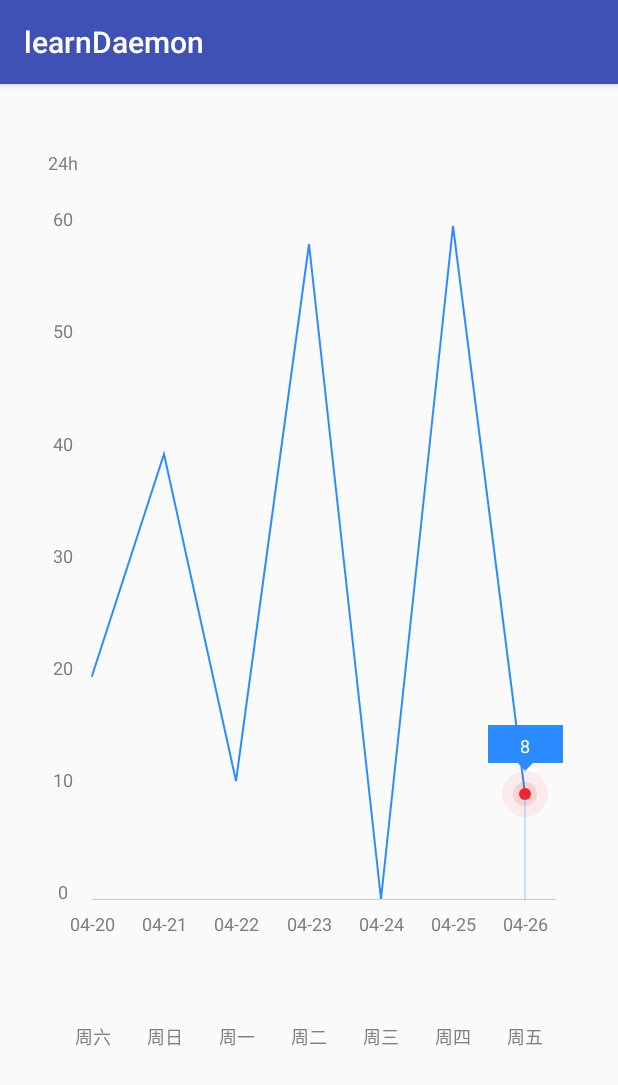
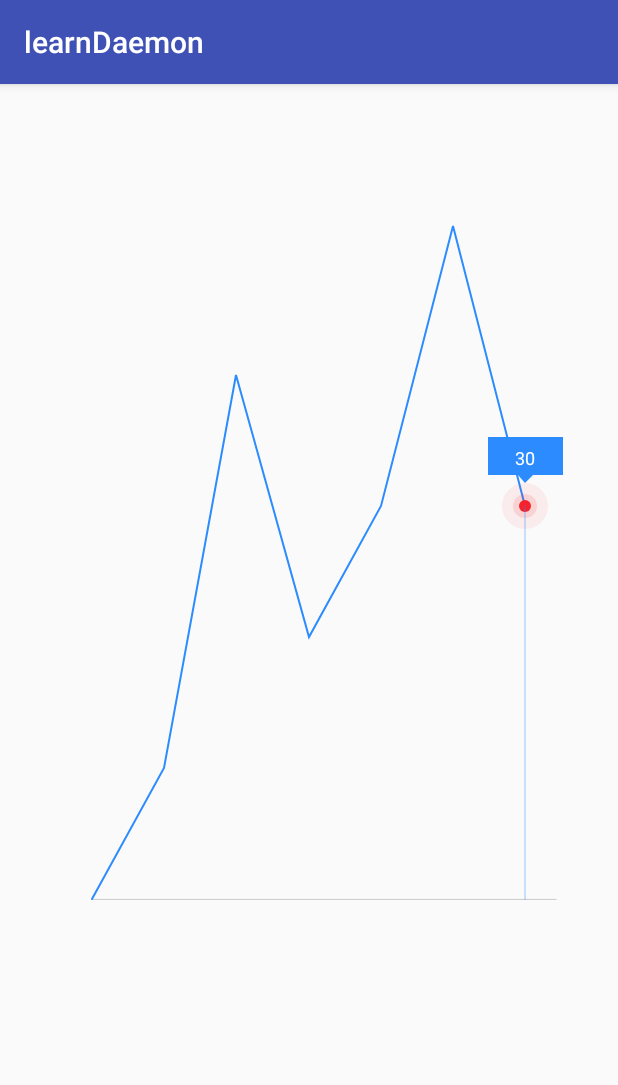
Before and after one commit to 15968105952/AndroidStudy, an Android app: the AxisRecordActivity screen opened directly, with no data from a screen before it, on a phone screen of 412 x 824 dp. Shown: the top 1085 px of the screen. Run offline under Robolectric (Android 15) with nearby library versions, the phone set to English and light mode, and no system bars; 7 statements that could not run were skipped.

Commit message:
睿达测评报告曲线图描绘

```diff
--- /dev/null
+++ b/app/src/main/java/com/lahm/learndaemon/view/ScoreTrendNew.java
@@ -0,0 +1,489 @@
+package com.lahm.learndaemon.view;
+
+import android.content.Context;
+import android.content.res.TypedArray;
+import android.graphics.Canvas;
+import android.graphics.Color;
+import android.graphics.Paint;
+import android.graphics.Path;
+import android.graphics.Point;
+import android.util.AttributeSet;
+import android.util.Log;
+import android.view.MotionEvent;
+import android.view.View;
+
+import com.lahm.learndaemon.R;
+
+import java.util.ArrayList;
+import java.util.List;
+
+/**
+ * Author: Lusheast
+ * E-mail：lusheast@163.cn
+ * Date: on 2019-05-29 14:27
+ * Desc:
+ */
+public class ScoreTrendNew extends View {
+
+    private float viewWith;
+    private float viewHeight;
+
+    private float brokenLineWith = 0.5f;
+
+    private int brokenLineColor = 0xff02bbb7;
+    private int straightLineColor = 0xffe2e2e2;//0xffeaeaea
+    private int textNormalColor = 0xff7e7e7e;
+
+    private int maxScore = 60;
+    private int minScore = 0;
+
+    private int monthCount = 7;
+    private int selectMonth = 7;//选中的月份
+
+    private List<String> mYTextList = new ArrayList<>();
+    private List<String> mXTextList = new ArrayList<>();
+    private List<String> mXWeekTextList = new ArrayList<>();
+    private int[] score = new int[]{0, 10, 40, 20, 30, 60, 30};
+    private int[] mRealscore = new int[]{0, 10, 40, 20, 30, 60, 30};
+
+
+    private List<Point> scorePoints;
+
+    private int textSize = dipToPx(15);
+
+    //折线画笔
+    private Paint brokenPaint;
+    //直线的画笔
+    private Paint straightPaint;
+    //绘制文字的画笔
+    private Paint textPaint;
+
+    private Path brokenPath;
+
+
+    private Context mContext;
+    private float height;
+
+    public ScoreTrendNew(Context context) {
+        super(context);
+        initConfig(context, null);
+        init();
+    }
+
+    public ScoreTrendNew(Context context, AttributeSet attrs) {
+        super(context, attrs);
+        initConfig(context, attrs);
+        init();
+    }
+
+    public ScoreTrendNew(Context context, AttributeSet attrs, int defStyleAttr) {
+        super(context, attrs, defStyleAttr);
+        initConfig(context, attrs);
+        init();
+
+    }
+
+    /**
+     * 初始化布局配置
+     *
+     * @param context
+     * @param attrs
+     */
+    private void initConfig(Context context, AttributeSet attrs) {
+        TypedArray a = context.obtainStyledAttributes(attrs, R.styleable.ScoreTrend);
+        this.mContext = context;
+        maxScore = a.getInt(R.styleable.ScoreTrend_max_score, 60);
+        minScore = a.getInt(R.styleable.ScoreTrend_min_score, 0);
+        brokenLineColor = a.getColor(R.styleable.ScoreTrend_broken_line_color, brokenLineColor);
+
+        a.recycle();
+
+    }
+
+    private void init() {
+        brokenPath = new Path();
+
+        brokenPaint = new Paint();
+        brokenPaint.setAntiAlias(true);
+        brokenPaint.setStyle(Paint.Style.STROKE);
+        brokenPaint.setStrokeWidth(dipToPx(brokenLineWith));
+        brokenPaint.setStrokeCap(Paint.Cap.ROUND);
+
+        straightPaint = new Paint();
+        straightPaint.setAntiAlias(true);
+        straightPaint.setStyle(Paint.Style.STROKE);
+        straightPaint.setStrokeWidth(brokenLineWith);
+        straightPaint.setColor((straightLineColor));
+        straightPaint.setStrokeCap(Paint.Cap.ROUND);
+
+
+        textPaint = new Paint();
+        textPaint.setAntiAlias(true);
+        textPaint.setTextAlign(Paint.Align.CENTER);
+        textPaint.setStyle(Paint.Style.FILL);
+        textPaint.setColor((textNormalColor));
+        textPaint.setTextSize(dipToPx(15));
+
+
+    }
+
+    private void initData() {
+        scorePoints = new ArrayList<>();
+        float maxScoreYCoordinate = viewHeight * 0.02f;
+        float minScoreYCoordinate = height;
+
+        Log.v("test", "initData:maxScoreYCoordinate " + maxScoreYCoordinate);
+
+        float newWith = viewWith - (viewWith * 0.15f) * 2;//分隔线距离最左边和最右边的距离是0.15倍的viewWith
+        int coordinateX;
+
+        for (int i = 0; i < score.length; i++) {
+            Log.v("ScoreTrend", "initData: " + score[i]);
+            Point point = new Point();
+            coordinateX = (int) (newWith * ((float) (i) / (monthCount - 1)) + (viewWith * 0.15f));
+            point.x = coordinateX;
+            if (score[i] > maxScore) {
+                score[i] = maxScore;
+            } else if (score[i] < minScore) {
+                score[i] = minScore;
+            }
+//            point.y = (int) (((float) (maxScore - score[i]) / (maxScore - minScore)) * (minScoreYCoordinate - maxScoreYCoordinate) + maxScoreYCoordinate);
+
+            if (score[i] >= maxScore) {
+                //学习时间等于最大值
+                point.y = (int) (height/7);
+            } else {
+                //正常，按比例
+                point.y = (int) (((float) (maxScore - score[i]) / (maxScore - minScore)) * height);
+            }
+            scorePoints.add(point);
+           Log.i("scorePoint","point.x"+point.x+","+"point.y"+point.y);
+        }
+    }
+
+    @Override
+    protected void onSizeChanged(int w, int h, int oldw, int oldh) {
+        super.onSizeChanged(w, h, oldw, oldh);
+        viewWith = w;
+        viewHeight = h;
+        height = viewHeight * 0.7f;
+        initData();
+    }
+
+    @Override
+    protected void onDraw(Canvas canvas) {
+        super.onDraw(canvas);
+
+        //绘制X轴
+        drawXLine(canvas);
+        //绘制文字
+        drawText(canvas);
+        //绘制折线
+        drawBrokenLine(canvas);
+        //绘制折线穿过的点
+        drawPoint(canvas);
+
+
+    }
+
+    //绘制X轴
+    private void drawXLine(Canvas canvas) {
+        // 实例化路径
+        Path mPath = new Path();
+        mPath.reset();
+        // 定义路径的起点
+        straightPaint.setColor(mContext.getResources().getColor(R.color.color_text_999));
+        mPath.moveTo(viewWith * 0.15f, height);
+        mPath.lineTo(viewWith * 0.9f, height);
+        canvas.drawPath(mPath, straightPaint);
+    }
+
+    //绘制文本
+    private void drawText(Canvas canvas) {
+        //文本字体大小
+        textPaint.setTextSize(dipToPx(12));
+        //文本字体颜色
+        textPaint.setColor(textNormalColor);
+        //Y轴文字
+        for (int i = 0; i < mYTextList.size(); i++) {
+            if (i == 7) {
+                canvas.drawText(
+                        mYTextList.get(i),
+                        viewWith * 0.15f - dipToPx(20),
+                        viewHeight * 0.05f,
+                        textPaint);
+            } else {
+                canvas.drawText(
+                        mYTextList.get(i),
+                        viewWith * 0.15f - dipToPx(20),
+                        (height / 7) * (7 - i),
+                        textPaint);
+            }
+//            if (i == 0) {
+//                canvas.drawText(
+//                        mYTextList.get(i),
+//                        viewWith * 0.15f - dipToPx(20),
+//                        height,
+//                        textPaint);
+//            } else if (i != 0 && i != 7) {
+//                canvas.drawText(
+//                        mYTextList.get(i),
+//                        viewWith * 0.15f - dipToPx(20),
+//                        height - (height) /7 * i+ dipToPx(8),
+//                        textPaint);
+//            }
+//
+//            if (i == 7) {
+//                canvas.drawText(
+//                        mYTextList.get(7),
+//                        viewWith * 0.15f - dipToPx(20),
+//                        viewHeight * 0.05f,
+//                        textPaint);
+//            }
+        }
+
+        textPaint.setColor(0xff7c7c7c);
+
+        float newWith = viewWith - (viewWith * 0.15f) * 2;//分隔线距离最左边和最右边的距离是0.15倍的viewWith
+        float coordinateX;//分隔线X坐标
+        textPaint.setTextSize(dipToPx(12));
+        textPaint.setStyle(Paint.Style.FILL);
+        textPaint.setColor(textNormalColor);
+        textSize = (int) textPaint.getTextSize();
+        //X轴文字
+        for (int i = 0; i < mXTextList.size(); i++) {
+            coordinateX = newWith * ((float) (i) / (monthCount - 1)) + (viewWith * 0.15f);
+            //绘制日期
+            canvas.drawText(mXTextList.get(i), coordinateX, height + dipToPx(4) + textSize + dipToPx(5), textPaint);
+            canvas.drawText(mXWeekTextList.get(i), coordinateX, viewHeight * 0.8f + dipToPx(4) + textSize + dipToPx(5), textPaint);
+            textPaint.setColor(textNormalColor);
+
+        }
+
+    }
+
+
+    @Override
+    public boolean onTouchEvent(MotionEvent event) {
+        this.getParent().requestDisallowInterceptTouchEvent(true);//一旦底层View收到touch的action后调用这个方法那么父层View就不会再调用onInterceptTouchEvent了，也无法截获以后的action
+
+        switch (event.getAction()) {
+            case MotionEvent.ACTION_DOWN:
+                break;
+            case MotionEvent.ACTION_MOVE:
+                break;
+            case MotionEvent.ACTION_UP:
+                onActionUpEvent(event);
+                this.getParent().requestDisallowInterceptTouchEvent(false);
+                break;
+            case MotionEvent.ACTION_CANCEL:
+                this.getParent().requestDisallowInterceptTouchEvent(false);
+                break;
+        }
+        return true;
+    }
+
+    private void onActionUpEvent(MotionEvent event) {
+        boolean isValidTouch = validateTouch(event.getX(), event.getY());
+        //坐标点击统计
+        if (isValidTouch) {
+            invalidate();
+        }
+    }
+
+    //是否是有效的触摸范围
+    private boolean validateTouch(float x, float y) {
+
+        //曲线触摸区域
+        for (int i = 0; i < scorePoints.size(); i++) {
+            // dipToPx(8)乘以2为了适当增大触摸面积
+            if (x > (scorePoints.get(i).x - dipToPx(8) * 2) && x < (scorePoints.get(i).x + dipToPx(8) * 2)) {
+                if (y > (scorePoints.get(i).y - dipToPx(8) * 2) && y < (scorePoints.get(i).y + dipToPx(8) * 2)) {
+                    selectMonth = i + 1;
+                    return true;
+                }
+            }
+        }
+
+        //月份触摸区域
+        //计算每个月份X坐标的中心点
+        float monthTouchY = height - dipToPx(3);//减去dipToPx(3)增大触摸面积
+
+        float newWith = viewWith - (viewWith * 0.15f) * 2;//分隔线距离最左边和最右边的距离是0.15倍的viewWith
+        float validTouchX[] = new float[mXTextList.size()];
+        for (int i = 0; i < mXTextList.size(); i++) {
+            validTouchX[i] = newWith * ((float) (i) / (monthCount - 1)) + (viewWith * 0.15f);
+        }
+
+        if (y > monthTouchY) {
+            for (int i = 0; i < validTouchX.length; i++) {
+                Log.v("ScoreTrend", "validateTouch: validTouchX:" + validTouchX[i]);
+                if (x < validTouchX[i] + dipToPx(8) && x > validTouchX[i] - dipToPx(8)) {
+                    Log.v("ScoreTrend", "validateTouch: " + (i + 1));
+                    selectMonth = i + 1;
+                    return true;
+                }
+            }
+        }
+
+        return false;
+    }
+
+
+    //绘制折线穿过的点
+    protected void drawPoint(Canvas canvas) {
+        if (scorePoints == null) {
+            return;
+        }
+        brokenPaint.setStrokeWidth(dipToPx(1));
+        for (int i = 0; i < scorePoints.size(); i++) {
+            brokenPaint.setColor(brokenLineColor);
+            brokenPaint.setStyle(Paint.Style.STROKE);
+
+            brokenPaint.setColor(Color.WHITE);
+            brokenPaint.setStyle(Paint.Style.FILL);
+            if (i == selectMonth - 1) {
+                brokenPaint.setColor(mContext.getResources().getColor(R.color.color_red10));
+                canvas.drawCircle(scorePoints.get(i).x, scorePoints.get(i).y, dipToPx(15f), brokenPaint);
+                brokenPaint.setColor(mContext.getResources().getColor(R.color.color_red20));
+                canvas.drawCircle(scorePoints.get(i).x, scorePoints.get(i).y, dipToPx(8f), brokenPaint);
+                brokenPaint.setColor(mContext.getResources().getColor(R.color.color_red));
+                canvas.drawCircle(scorePoints.get(i).x, scorePoints.get(i).y, dipToPx(4), brokenPaint);
+
+                //绘制浮动文本背景框
+                drawFloatTextBackground(canvas, scorePoints.get(i).x, scorePoints.get(i).y - dipToPx(15f), i);
+
+                textPaint.setColor(0xffffffff);
+                //绘制浮动文字
+                String contentText = String.valueOf(mRealscore[i]);
+                canvas.drawText(contentText, scorePoints.get(i).x, scorePoints.get(i).y - dipToPx(15f) - textSize, textPaint);
+
+                brokenPath.reset();
+                brokenPaint.setColor(mContext.getResources().getColor(R.color.app_color));
+                brokenPaint.setStyle(Paint.Style.STROKE);
+
+                Path mPath = new Path();
+                mPath.reset();
+                // 定义路径的起点
+                straightPaint.setColor(mContext.getResources().getColor(R.color.app_color));
+                mPath.moveTo(scorePoints.get(i).x, scorePoints.get(i).y);
+                mPath.lineTo(scorePoints.get(i).x, height);
+                canvas.drawPath(mPath, straightPaint);
+            }
+//            brokenPaint.setColor(0xffffffff);
+//            canvas.drawCircle(scorePoints.get(i).x, scorePoints.get(i).y, dipToPx(1.5f), brokenPaint);
+//            brokenPaint.setStyle(Paint.Style.STROKE);
+//            brokenPaint.setColor(brokenLineColor);
+//            canvas.drawCircle(scorePoints.get(i).x, scorePoints.get(i).y, dipToPx(2.5f), brokenPaint);
+        }
+    }
+
+
+    //绘制折线
+    private void drawBrokenLine(Canvas canvas) {
+        brokenPath.reset();
+        brokenPaint.setColor(mContext.getResources().getColor(R.color.app_color));
+        brokenPaint.setStyle(Paint.Style.STROKE);
+        if (score.length == 0) {
+            return;
+        }
+        Log.v("ScoreTrend", "drawBrokenLine: " + scorePoints.get(0));
+        brokenPath.moveTo(scorePoints.get(0).x, scorePoints.get(0).y);
+        for (int i = 0; i < scorePoints.size(); i++) {
+            brokenPath.lineTo(scorePoints.get(i).x, scorePoints.get(i).y);
+            Log.i("scorePoint", scorePoints.get(i).x + "," + scorePoints.get(i).y);
+        }
+        canvas.drawPath(brokenPath, brokenPaint);
+
+    }
+
+    //绘制显示浮动文字的背景
+    private void drawFloatTextBackground(Canvas canvas, int x, int y, int i) {
+        brokenPath.reset();
+        brokenPaint.setColor(mContext.getResources().getColor(R.color.app_color));
+        brokenPaint.setStyle(Paint.Style.FILL);
+        //P1
+        Point point = new Point(x, y);
+        brokenPath.moveTo(point.x, point.y);
+
+        //P2
+        point.x = point.x + dipToPx(5);
+        point.y = point.y - dipToPx(5);
+        brokenPath.lineTo(point.x, point.y);
+
+        //P3
+        point.x = point.x + dipToPx(20);
+        brokenPath.lineTo(point.x, point.y);
+
+        //P4
+        point.y = point.y - dipToPx(25);
+        brokenPath.lineTo(point.x, point.y);
+
+        //P5
+        point.x = point.x - dipToPx(50);
+        brokenPath.lineTo(point.x, point.y);
+
+        //P6
+        point.y = point.y + dipToPx(25);
+        brokenPath.lineTo(point.x, point.y);
+
+        //P7
+        point.x = point.x + dipToPx(20);
+        brokenPath.lineTo(point.x, point.y);
+
+        //最后一个点连接到第一个点
+        brokenPath.lineTo(x, y);
+
+        canvas.drawPath(brokenPath, brokenPaint);
+    }
+
+
+    public int[] getScore() {
+        return score;
+    }
+
+    public void setScore(int[] score) {
+        this.score = score;
+        initData();
+    }
+
+    public void setRealScore(int[] score) {
+        this.mRealscore = score;
+        initData();
+    }
+
+    public void setYScore(List<String> yList) {
+        this.mYTextList = yList;
+        initData();
+    }
+
+    public void setXScore(List<String> xList) {
+        this.mXTextList = xList;
+        initData();
+    }
+
+    public void setXWeekScore(List<String> xWeekList) {
+        this.mXWeekTextList = xWeekList;
+        initData();
+    }
+
+
+    public void setMaxScore(int maxScore) {
+        this.maxScore = maxScore;
+    }
+
+    public void setMinScore(int minScore) {
+        this.minScore = minScore;
+    }
+
+    /**
+     * dip 转换成px
+     *
+     * @param dip
+     * @return
+     */
+    private int dipToPx(float dip) {
+        float density = getContext().getResources().getDisplayMetrics().density;
+        return (int) (dip * density + 0.5f * (dip >= 0 ? 1 : -1));
+    }
+}
--- a/app/src/main/res/layout/activity_axis_record.xml
+++ b/app/src/main/res/layout/activity_axis_record.xml
@@ -1,14 +1,14 @@
 <?xml version="1.0" encoding="utf-8"?>
 <LinearLayout xmlns:android="http://schemas.android.com/apk/res/android"
-    android:orientation="vertical"
+    android:layout_width="match_parent"
+    android:layout_height="match_parent"
     android:gravity="center"
-    android:layout_width="match_parent"
-    android:layout_height="match_parent">
+    android:orientation="vertical">
 
-   <com.lahm.learndaemon.view.ScoreTrend
-       android:id="@+id/scoreTrend"
-       android:layout_marginTop="20dp"
-       android:layout_width="match_parent"
-       android:layout_height="match_parent"></com.lahm.learndaemon.view.ScoreTrend>
+    <com.lahm.learndaemon.view.ScoreTrendNew
+        android:id="@+id/scoreTrend"
+        android:layout_width="match_parent"
+        android:layout_height="match_parent"
+        android:layout_marginTop="20dp"></com.lahm.learndaemon.view.ScoreTrendNew>
 
 </LinearLayout>
```
Also changed, not shown: app/src/main/AndroidManifest.xml (+9 -2 lines), app/src/main/java/com/lahm/learndaemon/activity/AxisRecordForCePingActivity.java (added, +129 -0 lines), app/src/main/java/com/lahm/learndaemon/activity/CustomControlActivity.java (+5 -2 lines), app/src/main/res/layout/activity_custom_control.xml (+18 -13 lines).
